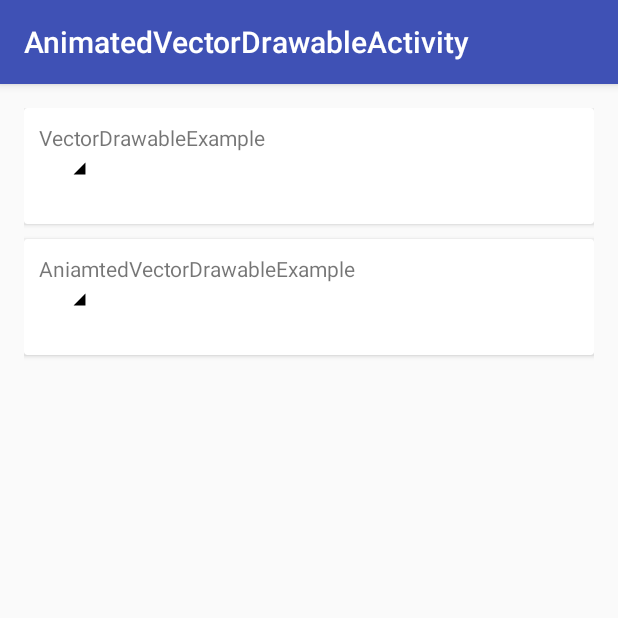
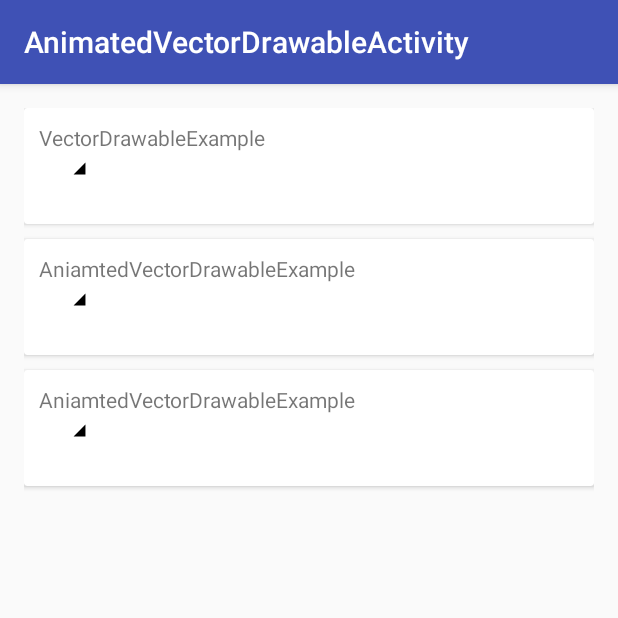
Before and after one commit to buptfarmer/edu, an Android app: the AnimatedVectorDrawableActivity screen opened directly, with no data from a screen before it, on a phone screen of 412 x 824 dp, the top half of it. Run offline under Robolectric (Android 15) with nearby library versions, the phone set to English and light mode, and no system bars; our stand-ins replace data binding; 1 statement that could not run was skipped.

Commit message:
change: add repeated rotation animated vector drawable
Change-Id: I5dbc8acfc02b87707f58fd4cc544c1894b24e645

```diff
--- a/app/src/main/java/com/chensiwen/edugame/AnimatedVectorDrawableActivity.java
+++ b/app/src/main/java/com/chensiwen/edugame/AnimatedVectorDrawableActivity.java
@@ -25,6 +25,18 @@ public class AnimatedVectorDrawableActivity extends BaseAppCompatActivity {
                 ((Animatable) drawable).start();
             }
         }
+        public void onClickRepeatAnimated(View view) {
+            ImageView imageView = binding.repeatAnimated;
+            Drawable drawable = imageView.getDrawable();
+            if (drawable instanceof Animatable) {
+                if (((Animatable) drawable).isRunning()) {
+                    ((Animatable) drawable).stop();
+                } else {
+                    ((Animatable) drawable).start();
+                }
+
+            }
+        }
     }
 
     private ActivityAnimatedVectorDrawableBinding binding;
--- a/app/src/main/res/anim/rotation.xml
+++ b/app/src/main/res/anim/rotation_repeated.xml
@@ -4,9 +4,11 @@
 <set xmlns:android="http://schemas.android.com/apk/res/android"
      android:interpolator="@android:anim/accelerate_decelerate_interpolator" >
     <objectAnimator
-        android:duration="6000"
+        android:duration="3000"
         android:propertyName="rotation"
         android:valueFrom="0"
-        android:valueTo="360" />
+        android:valueTo="360"
+        android:repeatCount="infinite"
+         />
 
 </set>
--- /dev/null
+++ b/app/src/main/res/drawable/ic_test_vector_repeated_rotation.xml
@@ -0,0 +1,9 @@
+<animated-vector xmlns:android="http://schemas.android.com/apk/res/android"
+                 android:drawable="@drawable/ic_test_vector_drawable" >
+    <target
+        android:name="rotationGroup"
+        android:animation="@anim/rotation_repeated" />
+    <target
+        android:name="v"
+        android:animation="@anim/path_morph" />
+</animated-vector>
--- a/app/src/main/res/layout/activity_animated_vector_drawable.xml
+++ b/app/src/main/res/layout/activity_animated_vector_drawable.xml
@@ -102,6 +102,37 @@
                         tools:ignore="MissingPrefix"/>
                 </android.support.constraint.ConstraintLayout>
             </android.support.v7.widget.CardView>
+
+            <android.support.v7.widget.CardView
+                android:layout_width="match_parent"
+                android:layout_height="wrap_content"
+                android:layout_marginTop="10dp"
+                >
+
+                <android.support.constraint.ConstraintLayout
+                    android:layout_width="wrap_content"
+                    android:layout_height="wrap_content">
+
+                    <TextView
+                        android:id="@+id/repeat_animated_title"
+                        android:layout_width="wrap_content"
+                        android:layout_height="wrap_content"
+                        android:layout_margin="10dp"
+                        android:text="AniamtedVectorDrawableExample"
+                        app:layout_constraintLeft_toLeftOf="parent"
+                        app:layout_constraintTop_toTopOf="parent"/>
+
+                    <ImageView
+                        android:id="@+id/repeat_animated"
+                        android:layout_width="48dp"
+                        android:layout_height="48dp"
+                        android:onClick="@{handlers::onClickRepeatAnimated}"
+                        app:layout_constraintLeft_toLeftOf="parent"
+                        app:layout_constraintTop_toBottomOf="@id/repeat_animated_title"
+                        app:srcCompat="@drawable/ic_test_vector_repeated_rotation"
+                        tools:ignore="MissingPrefix"/>
+                </android.support.constraint.ConstraintLayout>
+            </android.support.v7.widget.CardView>
         </LinearLayout>
 
         <android.support.design.widget.FloatingActionButton
```
